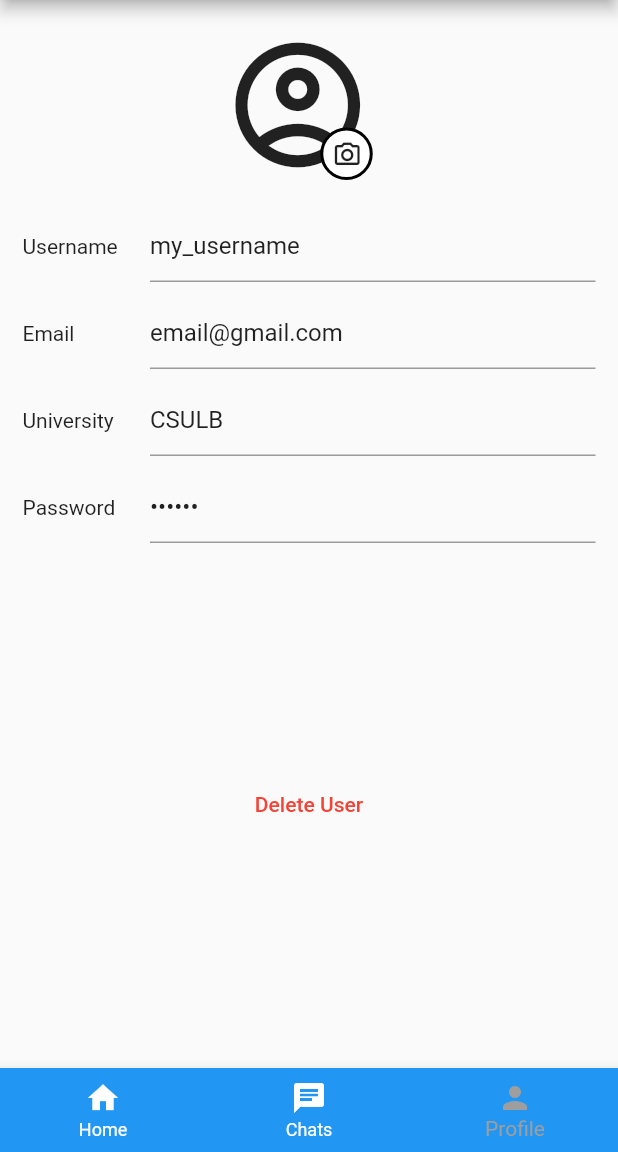
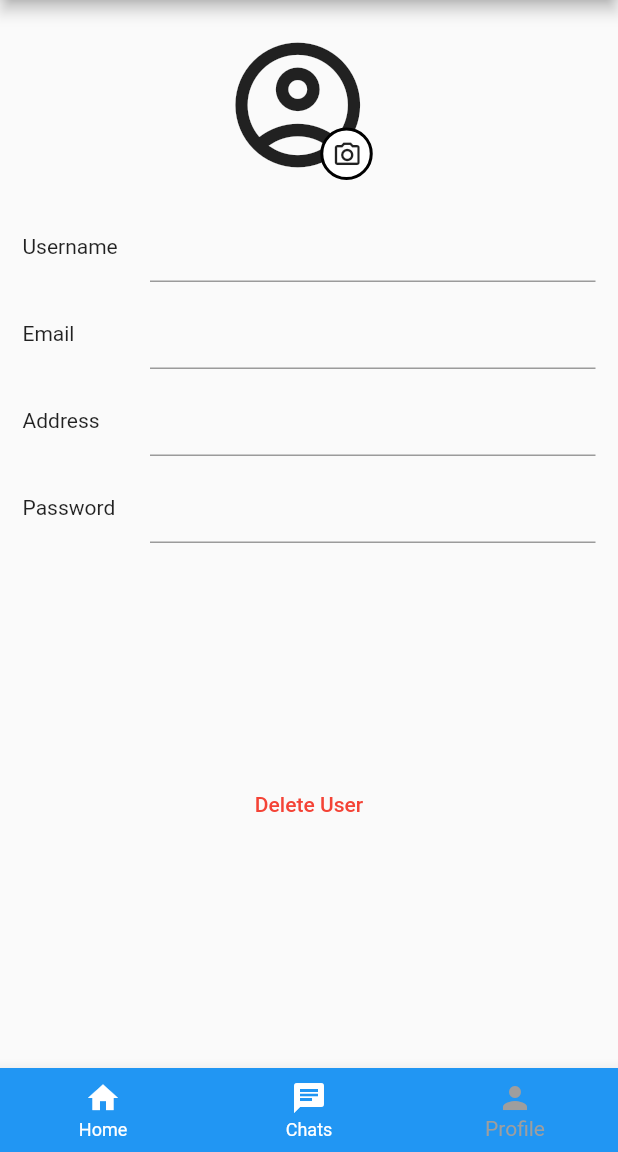
Before and after one commit to danielskjo/Hermes, a Flutter app: the screen it shows once a user with an empty profile is signed in, item 3 of the bottom bar chosen, on a phone screen of 412 x 824 dp, the part 84-1236 px from its top. Run offline on Flutter 3.47's test engine with Material 2 defaults, Android fonts, the phone set to English and light mode, and no system bars; our stand-ins replace cloud_firestore, firebase_auth, firebase_core, flutter_slidable, flutter_spinkit; accounts and stored records are empty.

Commit message:
Get user data for profile tab

```diff
--- a/lib/screens/profile.dart
+++ b/lib/screens/profile.dart
@@ -1,5 +1,9 @@
+import 'package:firebase_auth/firebase_auth.dart';
+import 'package:cloud_firestore/cloud_firestore.dart';
 import "package:flutter/material.dart";
 import 'package:flutter/rendering.dart';
+
+import '../services/database.dart';
 
 // Widgets
 import '../widgets/graphics.dart';
@@ -13,13 +17,35 @@ class Profile extends StatefulWidget {
 class _ProfileState extends State<Profile> {
   final AuthService _auth = AuthService();
 
-  // TextEditingController _usernameController = TextEditingController();
-  // TextEditingController _emailController = TextEditingController();
-  // TextEditingController _universityController = TextEditingController();
-  // TextEditingController _addressController = TextEditingController();
-  // TextEditingController _passwordController = TextEditingController();
+  TextEditingController _usernameController = TextEditingController();
+  TextEditingController _emailController = TextEditingController();
+  TextEditingController _universityController = TextEditingController();
+  TextEditingController _addressController = TextEditingController();
+  TextEditingController _passwordController = TextEditingController();
+  String role;
 
-  String role = 'student';
+  void initState() {
+    fetchUser();
+    super.initState();
+  }
+
+  fetchUser() async {
+    dynamic user = await DatabaseService()
+        .getUserData(FirebaseAuth.instance.currentUser.uid);
+
+    if (user == null) {
+      print('Unable');
+    } else {
+      setState(() {
+        _usernameController.text = user.get(FieldPath(['username']));
+        _emailController.text = user.get(FieldPath(['email']));
+        _universityController.text = user.get(FieldPath(['university']));
+        _addressController.text = user.get(FieldPath(['address']));
+        _passwordController.text = user.get(FieldPath(['password']));
+        role = user.get(FieldPath(['role']));
+      });
+    }
+  }
 
   @override
   Widget build(BuildContext context) {
@@ -34,6 +60,15 @@ class _ProfileState extends State<Profile> {
           icon: Icon(Icons.save),
           onPressed: () {
             // Update user data
+            // DatabaseService()
+            //     .getUserData(FirebaseAuth.instance.currentUser.uid)
+            //     .then((snapshot) {
+            //   dynamic username = snapshot.get(FieldPath(['username']));
+            //   dynamic email = snapshot.get(FieldPath(['email']));
+            //   print(username);
+            //   print(email);
+            // });
+            print(_usernameController.text);
           },
         ),
         IconButton(
@@ -120,7 +155,7 @@ class _ProfileState extends State<Profile> {
             constructProfileField(
               context,
               "Username",
-              'my_username',
+              _usernameController.text,
               false,
             ),
             SizedBox(
@@ -129,7 +164,7 @@ class _ProfileState extends State<Profile> {
             constructProfileField(
               context,
               "Email",
-              'email@gmail.com',
+              _emailController.text,
               false,
             ),
             SizedBox(
@@ -139,13 +174,13 @@ class _ProfileState extends State<Profile> {
                 ? constructProfileField(
                     context,
                     'University',
-                    'CSULB',
+                    _universityController.text,
                     false,
                   )
                 : constructProfileField(
                     context,
                     'Address',
-                    '123 Long Beach',
+                    _addressController.text,
                     false,
                   ),
             SizedBox(
@@ -154,7 +189,7 @@ class _ProfileState extends State<Profile> {
             constructProfileField(
               context,
               "Password",
-              '123456',
+              _passwordController.text,
               true,
             ),
             SizedBox(
--- a/lib/services/database.dart
+++ b/lib/services/database.dart
@@ -55,9 +55,10 @@ class DatabaseService {
     });
   }
 
-  Future getUserData(String uid) async {
+  // Get current user's data
+  getUserData(String uid) async {
     try {
-      users.doc(uid).get();
+      return await users.doc(uid).get();
     } catch (err) {
       print(err.toString());
     }
```
